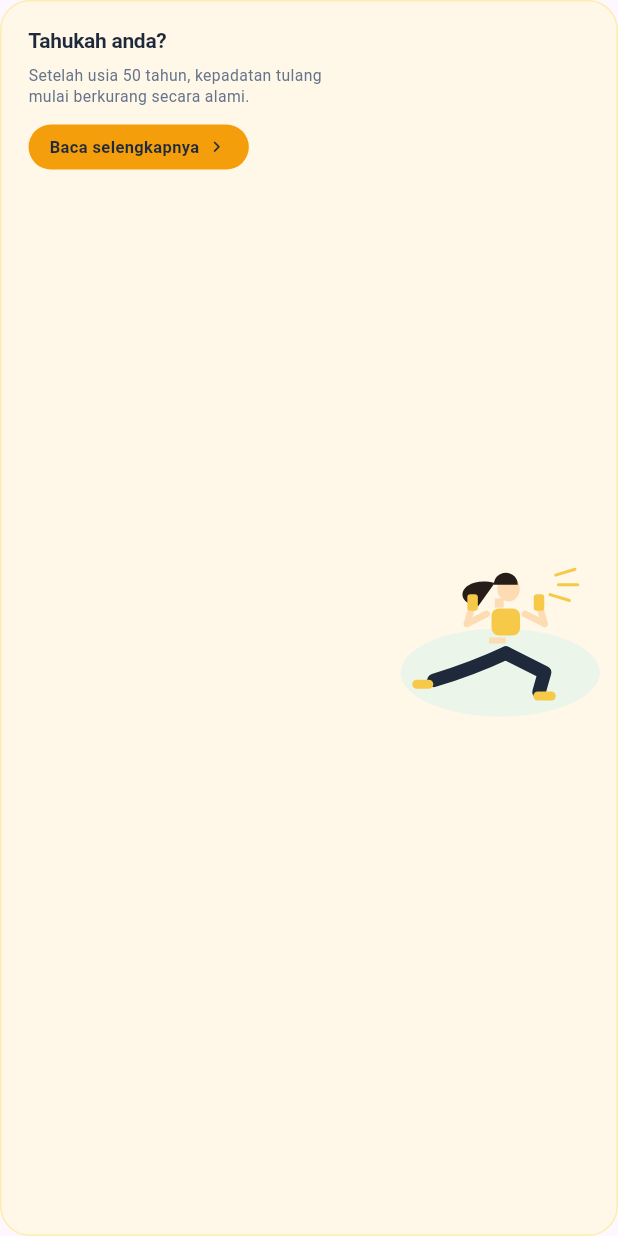
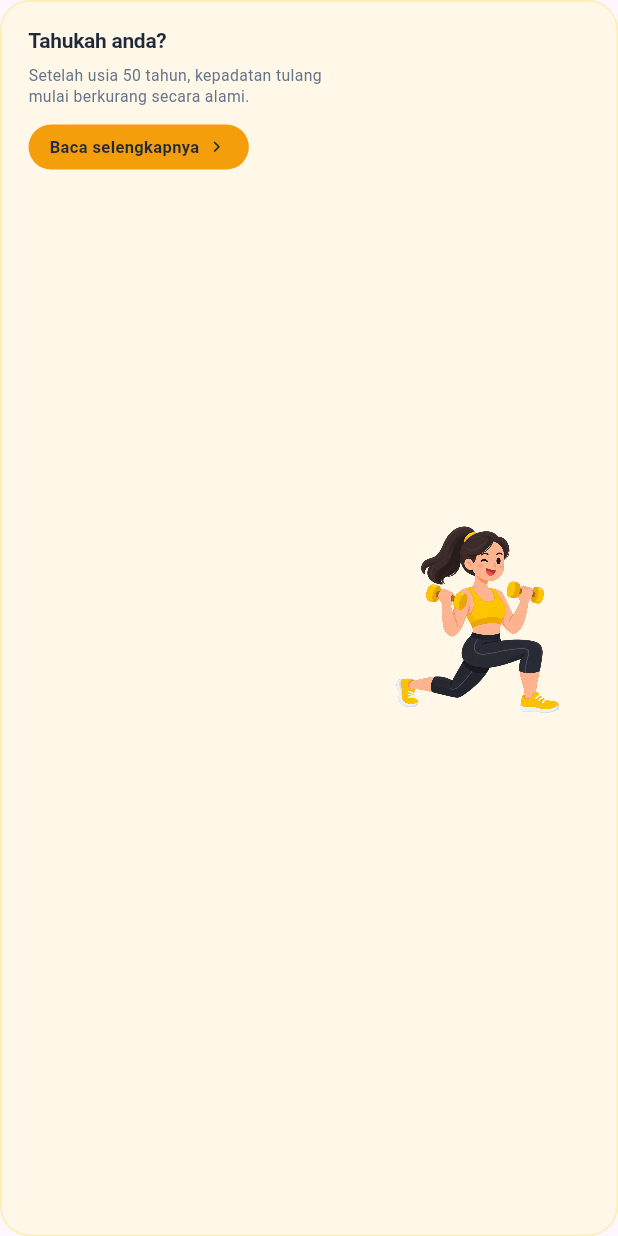
Before and after one commit to juliaaio/oste, a Flutter app: the _EducationBannerSection widget shown alone on an empty page, opened directly, on a phone screen of 412 x 824 dp. Run offline on Flutter 3.47's test engine with Material 3 defaults, Android fonts, the phone set to English and light mode, and no system bars; our stand-ins replace cloud_firestore, firebase_auth, firebase_core; accounts and stored records are empty; network calls fail.

Commit message:
ubah iconn

```diff
--- a/lib/features/dashboard/dashboard_page.dart
+++ b/lib/features/dashboard/dashboard_page.dart
@@ -1442,12 +1442,16 @@ class _EducationBannerSection extends StatelessWidget {
               ),
             ),
             // Sisi kanan: ilustrasi wanita berolahraga dumbbell
-            const Expanded(
+            Expanded(
               flex: 9,
               child: SizedBox(
                 height: 130,
-                child: CustomPaint(
-                  painter: _FitnessWomanPainter(),
+                child: Image.asset(
+                  'assets/images/exercise_woman_dumbbell.png',
+                  fit: BoxFit.contain,
+                  filterQuality: FilterQuality.high,
+                  width: 80,
+                  height: 80,
                 ),
               ),
             ),
@@ -1457,224 +1461,3 @@ class _EducationBannerSection extends StatelessWidget {
     );
   }
 }
-
-/// Custom painter ilustrasi wanita berolahraga mengangkat dumbbell
-class _FitnessWomanPainter extends CustomPainter {
-  const _FitnessWomanPainter();
-
-  @override
-  void paint(Canvas canvas, Size size) {
-    // Latar belakang oval hijau muda lembut
-    final bgGlowPaint = Paint()
-      ..color = const Color(0xFFE8F5E9).withValues(alpha: 0.85)
-      ..style = PaintingStyle.fill;
-
-    canvas.drawOval(
-      Rect.fromCenter(
-        center: Offset(size.width * 0.58, size.height * 0.78),
-        width: size.width * 0.72,
-        height: size.height * 0.45,
-      ),
-      bgGlowPaint,
-    );
-
-    // Kilau energi kuning di sekitar barbel
-    final sparkPaint = Paint()
-      ..color = _DashboardColors.primaryButterYellow
-      ..style = PaintingStyle.stroke
-      ..strokeWidth = 2.0
-      ..strokeCap = StrokeCap.round;
-
-    canvas.drawLine(
-      Offset(size.width * 0.78, size.height * 0.28),
-      Offset(size.width * 0.85, size.height * 0.25),
-      sparkPaint,
-    );
-    canvas.drawLine(
-      Offset(size.width * 0.79, size.height * 0.33),
-      Offset(size.width * 0.86, size.height * 0.33),
-      sparkPaint,
-    );
-    canvas.drawLine(
-      Offset(size.width * 0.76, size.height * 0.38),
-      Offset(size.width * 0.83, size.height * 0.41),
-      sparkPaint,
-    );
-
-    // Kaki legging hitam dengan pose lunge
-    final leggingPaint = Paint()
-      ..color = const Color(0xFF1E293B)
-      ..style = PaintingStyle.stroke
-      ..strokeWidth = 9.0
-      ..strokeCap = StrokeCap.round
-      ..strokeJoin = StrokeJoin.round;
-
-    // Kaki belakang
-    final backLeg = Path();
-    backLeg.moveTo(size.width * 0.60, size.height * 0.68);
-    backLeg.quadraticBezierTo(
-      size.width * 0.48,
-      size.height * 0.76,
-      size.width * 0.34,
-      size.height * 0.82,
-    );
-    canvas.drawPath(backLeg, leggingPaint);
-
-    // Kaki depan
-    final frontLeg = Path();
-    frontLeg.moveTo(size.width * 0.60, size.height * 0.68);
-    frontLeg.lineTo(size.width * 0.74, size.height * 0.78);
-    frontLeg.lineTo(size.width * 0.72, size.height * 0.88);
-    canvas.drawPath(frontLeg, leggingPaint);
-
-    // Sepatu kuning
-    final shoePaint = Paint()
-      ..color = _DashboardColors.primaryButterYellow
-      ..style = PaintingStyle.fill;
-
-    canvas.drawRRect(
-      RRect.fromRectAndRadius(
-        Rect.fromCenter(
-          center: Offset(size.width * 0.30, size.height * 0.84),
-          width: 14,
-          height: 6,
-        ),
-        const Radius.circular(3),
-      ),
-      shoePaint,
-    );
-    canvas.drawRRect(
-      RRect.fromRectAndRadius(
-        Rect.fromCenter(
-          center: Offset(size.width * 0.74, size.height * 0.90),
-          width: 15,
-          height: 6,
-        ),
-        const Radius.circular(3),
-      ),
-      shoePaint,
-    );
-
-    // Baju olahraga kuning (crop tank top)
-    final topPaint = Paint()
-      ..color = _DashboardColors.primaryButterYellow
-      ..style = PaintingStyle.fill;
-
-    final torsoRect = RRect.fromRectAndRadius(
-      Rect.fromCenter(
-        center: Offset(size.width * 0.60, size.height * 0.52),
-        width: 19,
-        height: 18,
-      ),
-      const Radius.circular(5),
-    );
-    canvas.drawRRect(torsoRect, topPaint);
-
-    // Warna kulit tubuh
-    final skinPaint = Paint()
-      ..color = const Color(0xFFFDDCB4)
-      ..style = PaintingStyle.fill;
-
-    final skinStrokePaint = Paint()
-      ..color = const Color(0xFFFDDCB4)
-      ..style = PaintingStyle.stroke
-      ..strokeWidth = 4.5
-      ..strokeCap = StrokeCap.round;
-
-    // Leher & perut
-    canvas.drawRect(
-      Rect.fromLTWH(size.width * 0.56, size.height * 0.40, 6, 6),
-      skinPaint,
-    );
-    canvas.drawRect(
-      Rect.fromLTWH(size.width * 0.54, size.height * 0.60, 11, 4),
-      skinPaint,
-    );
-
-    // Wajah
-    canvas.drawOval(
-      Rect.fromCenter(
-        center: Offset(size.width * 0.61, size.height * 0.35),
-        width: 15,
-        height: 17,
-      ),
-      skinPaint,
-    );
-
-    // Rambut gelap & kuncir kuda
-    final hairPaint = Paint()
-      ..color = const Color(0xFF271D18)
-      ..style = PaintingStyle.fill;
-
-    canvas.drawArc(
-      Rect.fromCenter(
-        center: Offset(size.width * 0.60, size.height * 0.33),
-        width: 16,
-        height: 16,
-      ),
-      math.pi,
-      math.pi,
-      true,
-      hairPaint,
-    );
-
-    final ponytailPath = Path();
-    ponytailPath.moveTo(size.width * 0.56, size.height * 0.32);
-    ponytailPath.cubicTo(
-      size.width * 0.44,
-      size.height * 0.28,
-      size.width * 0.40,
-      size.height * 0.42,
-      size.width * 0.50,
-      size.height * 0.44,
-    );
-    ponytailPath.close();
-    canvas.drawPath(ponytailPath, hairPaint);
-
-    // Lengan kiri & kanan
-    canvas.drawLine(
-      Offset(size.width * 0.53, size.height * 0.48),
-      Offset(size.width * 0.46, size.height * 0.53),
-      skinStrokePaint,
-    );
-    canvas.drawLine(
-      Offset(size.width * 0.46, size.height * 0.53),
-      Offset(size.width * 0.48, size.height * 0.43),
-      skinStrokePaint,
-    );
-
-    canvas.drawLine(
-      Offset(size.width * 0.67, size.height * 0.48),
-      Offset(size.width * 0.74, size.height * 0.53),
-      skinStrokePaint,
-    );
-    canvas.drawLine(
-      Offset(size.width * 0.74, size.height * 0.53),
-      Offset(size.width * 0.72, size.height * 0.43),
-      skinStrokePaint,
-    );
-
-    // Dumbbell kuning
-    final dumbbellPaint = Paint()
-      ..color = _DashboardColors.primaryButterYellow
-      ..style = PaintingStyle.fill;
-
-    canvas.drawRRect(
-      RRect.fromRectAndRadius(
-        Rect.fromCenter(center: Offset(size.width * 0.48, size.height * 0.42), width: 7, height: 11),
-        const Radius.circular(2),
-      ),
-      dumbbellPaint,
-    );
-    canvas.drawRRect(
-      RRect.fromRectAndRadius(
-        Rect.fromCenter(center: Offset(size.width * 0.72, size.height * 0.42), width: 7, height: 11),
-        const Radius.circular(2),
-      ),
-      dumbbellPaint,
-    );
-  }
-
-  @override
-  bool shouldRepaint(covariant CustomPainter oldDelegate) => false;
-}
--- a/lib/features/education/tahukah_anda/widgets/illustrations.dart
+++ b/lib/features/education/tahukah_anda/widgets/illustrations.dart
@@ -1,86 +1,86 @@
 import 'package:flutter/material.dart';
-import 'package:oste/features/education/tahukah_anda/painters/bone_painter.dart';
-import 'package:oste/features/education/tahukah_anda/painters/exercise_painter.dart';
-import 'package:oste/features/education/tahukah_anda/painters/food_painter.dart';
-import 'package:oste/features/education/tahukah_anda/painters/healthy_habit_painter.dart';
 import 'package:oste/features/education/tahukah_anda/painters/seedling_painter.dart';
-import 'package:oste/features/education/tahukah_anda/painters/sun_painter.dart';
 
-/// 1. Ilustrasi Tulang Emas dengan Percikan
+/// 1. Ilustrasi Lansia 50+ dengan Ikon Tulang
 class BoneIllustration extends StatelessWidget {
   const BoneIllustration({super.key});
 
   @override
   Widget build(BuildContext context) {
-    return const SizedBox(
-      width: 80,
-      height: 75,
-      child: CustomPaint(
-        painter: BonePainter(),
+    return SizedBox(
+      width: 100,
+      height: 100,
+      child: Image.asset(
+        'assets/images/elderly_50plus_bone.png',
+        fit: BoxFit.contain,
       ),
     );
   }
 }
 
-/// 2. Ilustrasi Orang Berolahraga / Peregangan
+/// 2. Ilustrasi Wanita Mengangkat Dumbbell dengan Ikon Tulang & Panah ke Atas
 class ExercisePersonIllustration extends StatelessWidget {
   const ExercisePersonIllustration({super.key});
 
   @override
   Widget build(BuildContext context) {
-    return const SizedBox(
-      width: 80,
-      height: 80,
-      child: CustomPaint(
-        painter: ExercisePainter(),
+    return SizedBox(
+      width: 100,
+      height: 100,
+      child: Image.asset(
+        'assets/images/bone_peak_exercise.png',
+        fit: BoxFit.contain,
       ),
     );
   }
 }
 
-/// 3. Ilustrasi Matahari Bersinar Hangat
+/// 3. Ilustrasi Tulang dengan Matahari & Ikon Vitamin D
 class SunIllustration extends StatelessWidget {
   const SunIllustration({super.key});
 
   @override
   Widget build(BuildContext context) {
-    return const SizedBox(
-      width: 75,
-      height: 75,
-      child: CustomPaint(
-        painter: SunPainter(),
+    return SizedBox(
+      width: 100,
+      height: 100,
+      child: Image.asset(
+        'assets/images/sun_vitamin_d_bone.png',
+        fit: BoxFit.contain,
       ),
     );
   }
 }
 
-/// 4. Ilustrasi Piring Makanan Bergizi & Susu
+/// 4. Ilustrasi Sumber Kalsium (Susu, Salmon, Tahu, Brokoli, Bayam, dan Kacang-kacangan)
 class FoodPlateIllustration extends StatelessWidget {
   const FoodPlateIllustration({super.key});
 
   @override
   Widget build(BuildContext context) {
-    return const SizedBox(
-      width: 85,
-      height: 75,
-      child: CustomPaint(
-        painter: FoodPainter(),
+    return SizedBox(
+      width: 100,
+      height: 100,
+      child: Image.asset(
+        'assets/images/calcium_rich_foods.png',
+        fit: BoxFit.contain,
       ),
     );
   }
 }
 
-/// 5. Ilustrasi Tanda Larangan Merokok / Pola Hidup Sehat
+/// 5. Ilustrasi Gaya Hidup (Aktivitas Olahraga Berlari, Larangan Merokok, Minuman Beralkohol)
 class HealthyHabitIllustration extends StatelessWidget {
   const HealthyHabitIllustration({super.key});
 
   @override
   Widget build(BuildContext context) {
-    return const SizedBox(
-      width: 75,
-      height: 75,
-      child: CustomPaint(
-        painter: HealthyHabitPainter(),
+    return SizedBox(
+      width: 100,
+      height: 100,
+      child: Image.asset(
+        'assets/images/healthy_lifestyle_habits.png',
+        fit: BoxFit.contain,
       ),
     );
   }
```
Also changed, not shown: assets/images/bone_peak_exercise.png (added), assets/images/calcium_rich_foods.png (added), assets/images/elderly_50plus_bone.png (added), assets/images/exercise_woman_dumbbell.png (added), assets/images/healthy_lifestyle_habits.png (added), assets/images/sun_vitamin_d_bone.png (added).
